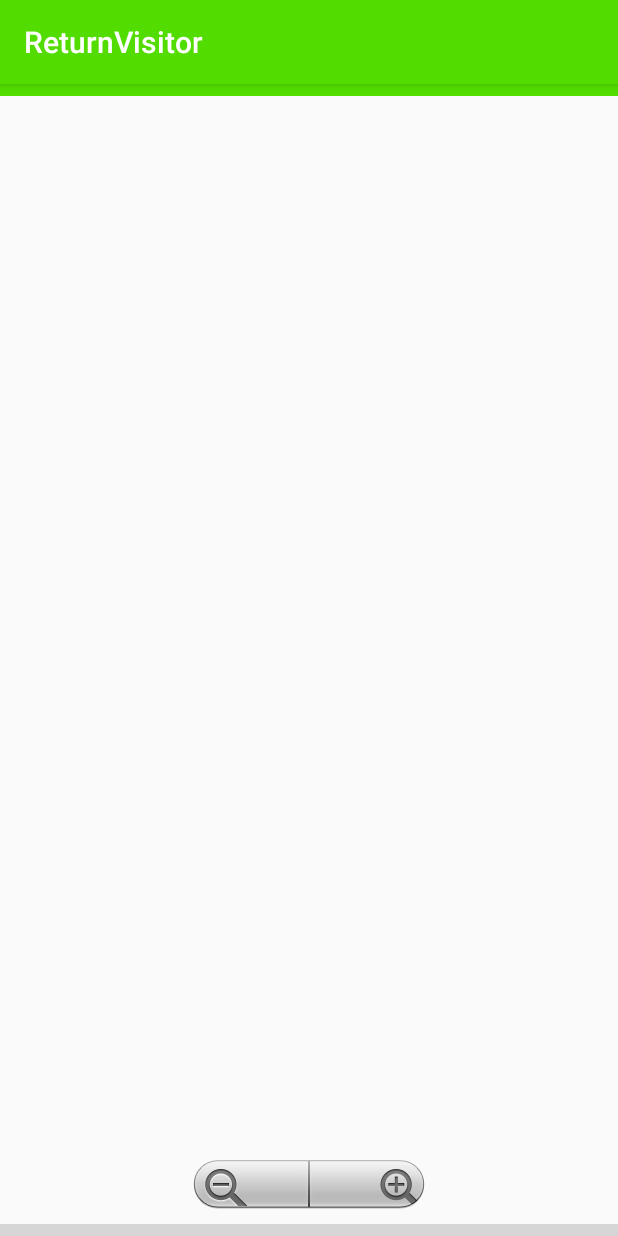
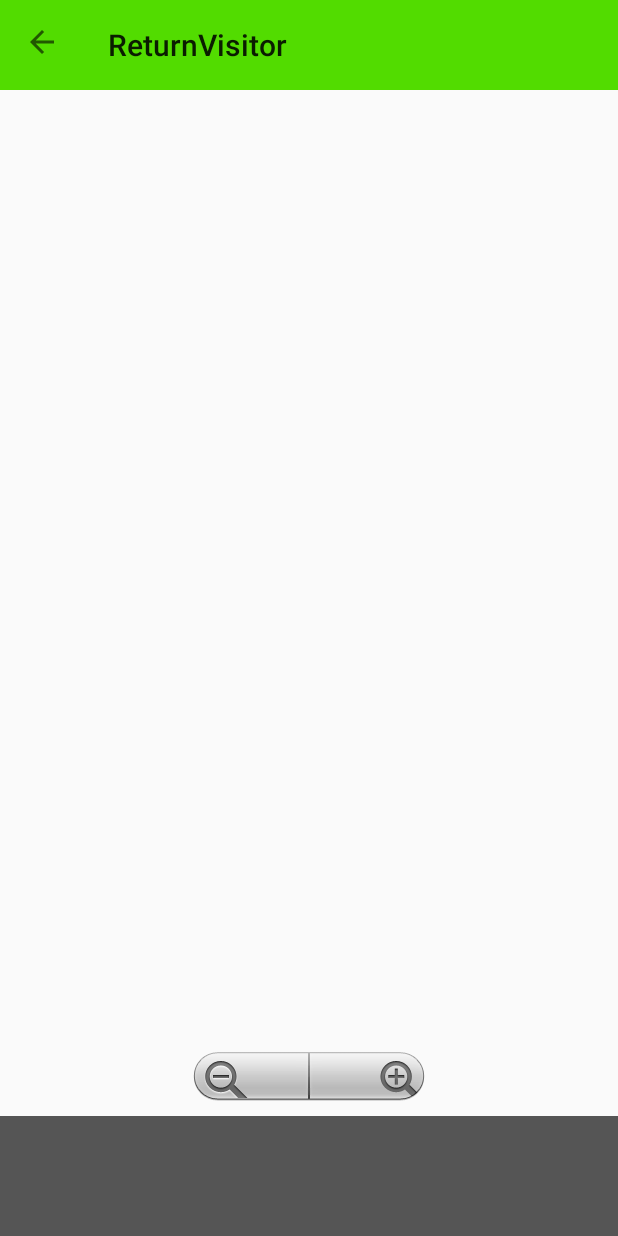
Before and after one commit to SeijiShii/ReturnVisitor_android, an Android app: the screen it shows after launch (MapActivity), on a phone screen of 412 x 824 dp. Run offline under Robolectric (Android 15) with nearby library versions, the phone set to English and light mode, and no system bars; our stand-ins replace AdMob; grey boxes are pictures that could not be loaded.

Commit message:
MapActivityのレイアウトをドローワにした。 ドローワメニュー部分をスクロールビューにした。 ドロワーを開閉できるようになった。

```diff
--- a/app/src/main/java/net/c_kogyo/returnvisitor/MapActivity.java
+++ b/app/src/main/java/net/c_kogyo/returnvisitor/MapActivity.java
@@ -1,13 +1,51 @@
 package net.c_kogyo.returnvisitor;
 
+import android.support.v4.widget.DrawerLayout;
+import android.support.v7.app.ActionBarDrawerToggle;
 import android.support.v7.app.AppCompatActivity;
 import android.os.Bundle;
+import android.support.v7.widget.Toolbar;
+import android.view.View;
 
 public class MapActivity extends AppCompatActivity {
+
 
     @Override
     protected void onCreate(Bundle savedInstanceState) {
         super.onCreate(savedInstanceState);
         setContentView(R.layout.activity_map);
+
+        createToolBar();
+        createDrawer();
+
+
+
+    }
+
+    // ドロワーを開閉するにはToolBarが必要。
+    // AppThemeはNoActionBarに指定しないとWindow Decorと衝突する
+    private Toolbar toolbar;
+    private void createToolBar(){
+
+        toolbar = (Toolbar) findViewById(R.id.tool_bar);
+//        toolbar.inflateMenu(R.menu.return_visitor_menu);
+
+        setSupportActionBar(toolbar);
+        getSupportActionBar().setTitle(R.string.app_name);
+    }
+
+    private DrawerLayout navDrawer;
+    private ActionBarDrawerToggle mDrawerToggle;
+    private void createDrawer() {
+
+        navDrawer = (DrawerLayout) findViewById(R.id.drawer);
+        // toolBarを設定するコンストラクタを使用する必要がある
+        mDrawerToggle = new ActionBarDrawerToggle(this, navDrawer, toolbar, R.string.app_name, R.string.app_name);
+        mDrawerToggle.setDrawerIndicatorEnabled(true);
+
+        getSupportActionBar().setDisplayHomeAsUpEnabled(true);
+        getSupportActionBar().setDisplayShowHomeEnabled(true);
+
+
     }
 }
--- a/app/src/main/res/values/colors.xml
+++ b/app/src/main/res/values/colors.xml
@@ -3,4 +3,6 @@
     <color name="colorPrimary">#52dc00</color>
     <color name="colorPrimaryDark">#328800</color>
     <color name="colorAccent">#fffd20</color>
+
+    <color name="ad_frame_back">#555</color>
 </resources>
--- a/app/src/main/res/values/dimens.xml
+++ b/app/src/main/res/values/dimens.xml
@@ -2,4 +2,13 @@
     <!-- Default screen margins, per the Android Design guidelines. -->
     <dimen name="activity_horizontal_margin">16dp</dimen>
     <dimen name="activity_vertical_margin">16dp</dimen>
+
+    <dimen name="tool_bar_height">60dp</dimen>
+
+    <!-- Nav Drawer -->
+    <dimen name="drawer_width">300dp</dimen>
+
+    <!-- Ad Frame  -->
+    <dimen name="ad_frame_height">80dp</dimen>
+
 </resources>
--- a/app/src/main/res/values/strings.xml
+++ b/app/src/main/res/values/strings.xml
@@ -1,3 +1,6 @@
 <resources>
     <string name="app_name">ReturnVisitor</string>
+
+    <string name="drawer_open">Drawer Open</string>
+    <string name="drawer_close">Drawer Close</string>
 </resources>
--- a/app/src/main/res/values/styles.xml
+++ b/app/src/main/res/values/styles.xml
@@ -1,7 +1,7 @@
 <resources>
 
     <!-- Base application theme. -->
-    <style name="AppTheme" parent="Theme.AppCompat.Light.DarkActionBar">
+    <style name="AppTheme" parent="Theme.AppCompat.Light.NoActionBar">
         <!-- Customize your theme here. -->
         <item name="colorPrimary">@color/colorPrimary</item>
         <item name="colorPrimaryDark">@color/colorPrimaryDark</item>
```
